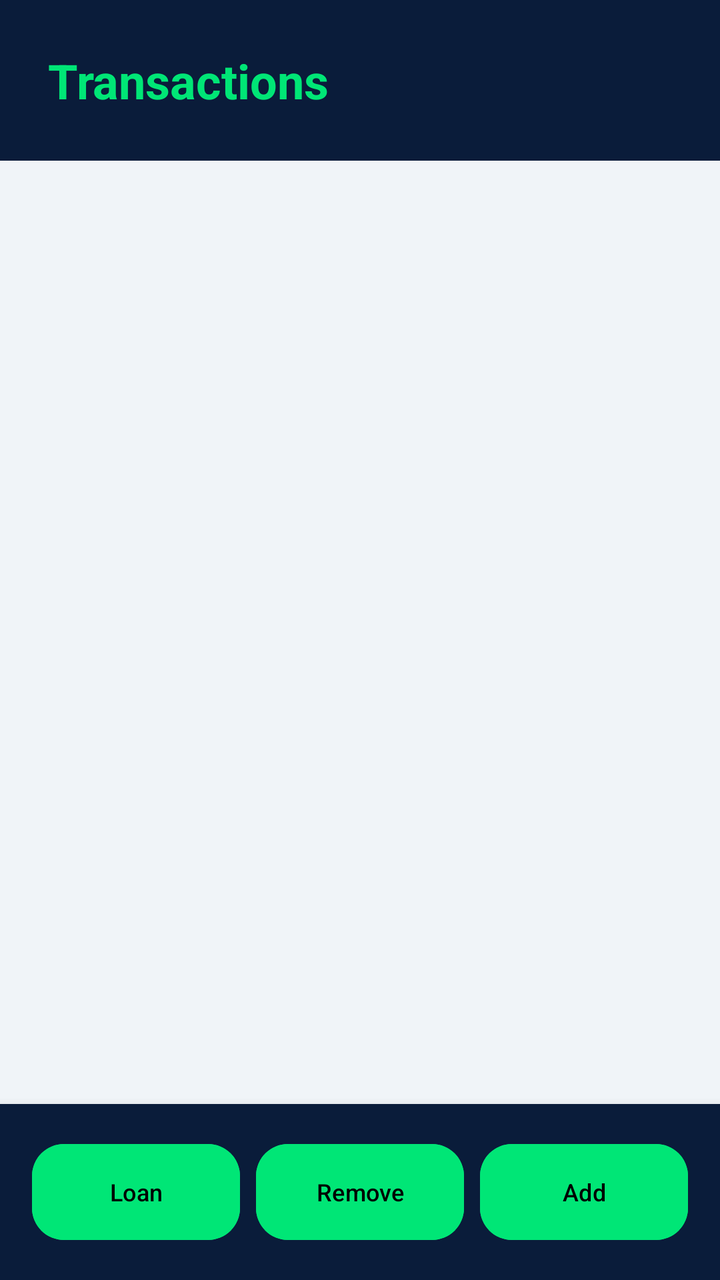
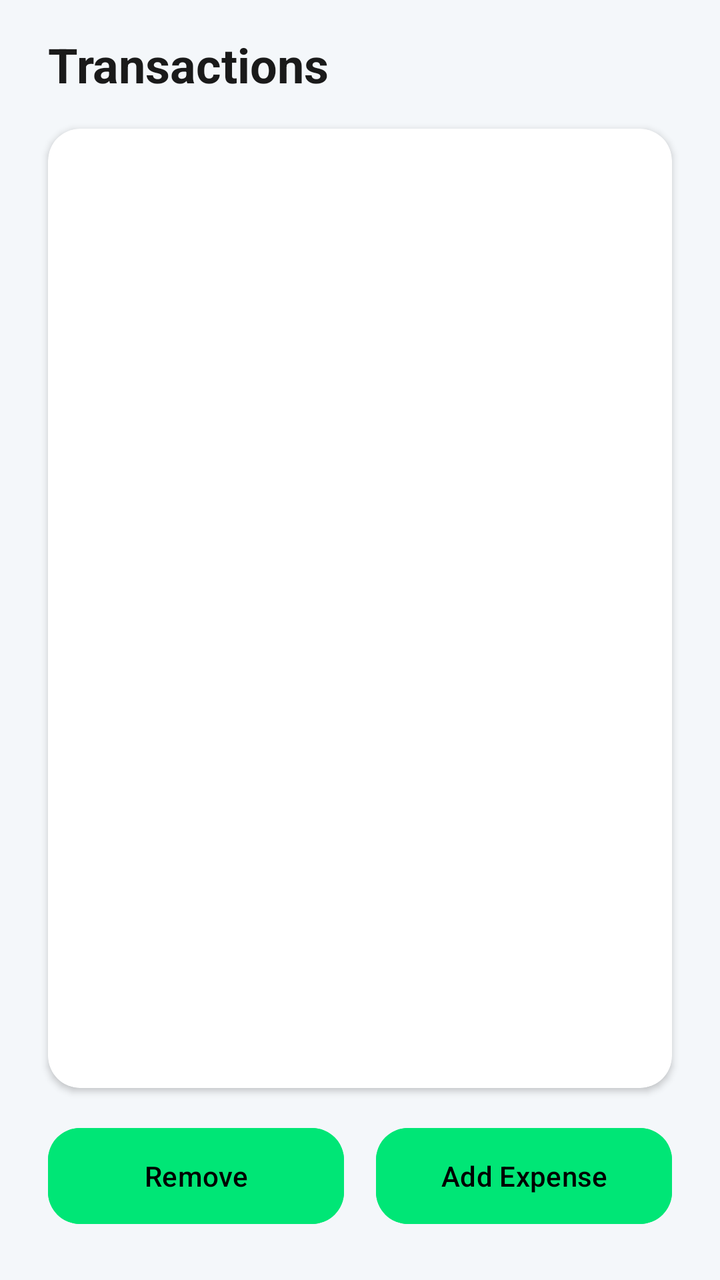

Before-and-after screenshots of an Android layout around one commit, followed by the original layout XML and the change that was made.
<!-- AndroidManifest.xml: application theme Theme.MPesaExpenseTracker -->
<!-- res/layout/fragment_transactions.xml -->
<?xml version="1.0" encoding="utf-8"?>
<LinearLayout xmlns:android="http://schemas.android.com/apk/res/android"
    xmlns:app="http://schemas.android.com/apk/res-auto"
    android:layout_width="match_parent"
    android:layout_height="match_parent"
    android:orientation="vertical"
    android:background="@color/bg_offwhite">

    <TextView
        android:layout_width="match_parent"
        android:layout_height="wrap_content"
        android:text="Transactions"
        android:textSize="24sp"
        android:textStyle="bold"
        android:padding="24dp"
        android:background="@color/royal_blue"
        android:textColor="@color/emerald" />

    <androidx.recyclerview.widget.RecyclerView
        android:id="@+id/rvTransactions"
        android:layout_width="match_parent"
        android:layout_height="0dp"
        android:layout_weight="1"
        android:clipToPadding="false"
        android:padding="16dp" />

    <LinearLayout
        android:layout_width="match_parent"
        android:layout_height="wrap_content"
        android:orientation="horizontal"
        android:padding="16dp"
        android:background="@color/royal_blue"
        android:elevation="8dp">

        <Button
            android:id="@+id/btnLoan"
            android:layout_width="0dp"
            android:layout_height="56dp"
            android:layout_weight="1"
            android:text="Loan"
            android:textSize="12sp"
            android:textColor="@color/black"
            android:backgroundTint="@color/emerald"
            app:cornerRadius="16dp"
            android:layout_marginEnd="4dp"/>

        <Button
            android:id="@+id/btnRemove"
            android:layout_width="0dp"
            android:layout_height="56dp"
            android:layout_weight="1"
            android:text="Remove"
            android:textSize="12sp"
            android:textColor="@color/black"
            android:backgroundTint="@color/emerald"
            app:cornerRadius="16dp"
            android:layout_marginHorizontal="4dp"/>

        <Button
            android:id="@+id/btnAdd"
            android:layout_width="0dp"
            android:layout_height="56dp"
            android:layout_weight="1"
            android:text="Add"
            android:textSize="12sp"
            android:textColor="@color/black"
            android:backgroundTint="@color/emerald"
            app:cornerRadius="16dp"
            android:layout_marginStart="4dp"/>
    </LinearLayout>
</LinearLayout>
<!-- resources referenced by this layout -->
<resources>
  <color name="bg_offwhite">#F0F4F8</color>
  <color name="black">#000000</color>
  <color name="emerald">#00E676</color>
  <color name="royal_blue">#0A1C3A</color>
  <style name="Theme.MPesaExpenseTracker" parent="Theme.Material3.Light.NoActionBar">
          <item name="colorPrimary">@color/royal_blue</item>
          <item name="colorPrimaryDark">@color/black</item>
          <item name="colorSecondary">@color/emerald</item>
          <item name="android:windowBackground">@color/bg_offwhite</item>
          <item name="android:statusBarColor">@color/royal_blue</item>
          <item name="android:navigationBarColor">@color/royal_blue</item>
          <item name="android:windowLightNavigationBar">false</item>
      </style>
</resources>

<!-- the commit's change to res/layout/fragment_transactions.xml (unified diff, before → after) -->
@@ -4,7 +4,7 @@
     android:layout_width="match_parent"
     android:layout_height="match_parent"
     android:orientation="vertical"
-    android:background="@color/bg_offwhite">
+    android:background="#F4F7FA">
 
     <TextView
         android:layout_width="match_parent"
@@ -12,37 +12,36 @@
         android:text="Transactions"
         android:textSize="24sp"
         android:textStyle="bold"
-        android:padding="24dp"
-        android:background="@color/royal_blue"
-        android:textColor="@color/emerald" />
+        android:paddingHorizontal="24dp"
+        android:paddingTop="16dp"
+        android:paddingBottom="16dp"
+        android:textColor="#1A1A1A" />
 
-    <androidx.recyclerview.widget.RecyclerView
-        android:id="@+id/rvTransactions"
+    <androidx.cardview.widget.CardView
         android:layout_width="match_parent"
         android:layout_height="0dp"
         android:layout_weight="1"
-        android:clipToPadding="false"
-        android:padding="16dp" />
+        android:layout_marginHorizontal="24dp"
+        android:layout_marginBottom="16dp"
+        app:cardCornerRadius="16dp"
+        app:cardElevation="2dp"
+        app:cardBackgroundColor="#FFFFFF">
+        
+        <TextView
+            android:id="@+id/tvList"
+            android:layout_width="match_parent"
+            android:layout_height="match_parent"
+            android:padding="16dp"
+            android:textSize="16sp"
+            android:textColor="#1A1A1A" />
+    </androidx.cardview.widget.CardView>
 
     <LinearLayout
         android:layout_width="match_parent"
         android:layout_height="wrap_content"
         android:orientation="horizontal"
-        android:padding="16dp"
-        android:background="@color/royal_blue"
-        android:elevation="8dp">
-
-        <Button
-            android:id="@+id/btnLoan"
-            android:layout_width="0dp"
-            android:layout_height="56dp"
-            android:layout_weight="1"
-            android:text="Loan"
-            android:textSize="12sp"
-            android:textColor="@color/black"
-            android:backgroundTint="@color/emerald"
-            app:cornerRadius="16dp"
-            android:layout_marginEnd="4dp"/>
+        android:paddingHorizontal="24dp"
+        android:paddingBottom="24dp">
 
         <Button
             android:id="@+id/btnRemove"
@@ -50,22 +49,20 @@
             android:layout_height="56dp"
             android:layout_weight="1"
             android:text="Remove"
-            android:textSize="12sp"
-            android:textColor="@color/black"
-            android:backgroundTint="@color/emerald"
+            android:textColor="#000000"
+            android:backgroundTint="#00E676"
             app:cornerRadius="16dp"
-            android:layout_marginHorizontal="4dp"/>
+            android:layout_marginEnd="8dp"/>
 
         <Button
             android:id="@+id/btnAdd"
             android:layout_width="0dp"
             android:layout_height="56dp"
             android:layout_weight="1"
-            android:text="Add"
-            android:textSize="12sp"
-            android:textColor="@color/black"
-            android:backgroundTint="@color/emerald"
+            android:text="Add Expense"
+            android:textColor="#000000"
+            android:backgroundTint="#00E676"
             app:cornerRadius="16dp"
-            android:layout_marginStart="4dp"/>
+            android:layout_marginStart="8dp"/>
     </LinearLayout>
 </LinearLayout>
<!-- resource entries referenced after the edit -->
@@ -1,17 +1,12 @@
 <!-- resources referenced by this layout -->
 <resources>
-  <color name="bg_offwhite">#F0F4F8</color>
-  <color name="black">#000000</color>
-  <color name="emerald">#00E676</color>
-  <color name="royal_blue">#0A1C3A</color>
   <style name="Theme.MPesaExpenseTracker" parent="Theme.Material3.Light.NoActionBar">
-          <item name="colorPrimary">@color/royal_blue</item>
-          <item name="colorPrimaryDark">@color/black</item>
-          <item name="colorSecondary">@color/emerald</item>
-          <item name="android:windowBackground">@color/bg_offwhite</item>
-          <item name="android:statusBarColor">@color/royal_blue</item>
-          <item name="android:navigationBarColor">@color/royal_blue</item>
-          <item name="android:windowLightNavigationBar">false</item>
+          <item name="colorPrimary">#0A1C3A</item>
+          <item name="colorPrimaryDark">#000000</item>
+          <item name="colorSecondary">#00E676</item>
+          <item name="android:windowBackground">#F0F4F8</item>
+          <item name="android:statusBarColor">#0A1C3A</item>
+          <item name="android:forceDarkAllowed">false</item>
       </style>
 </resources>
 
